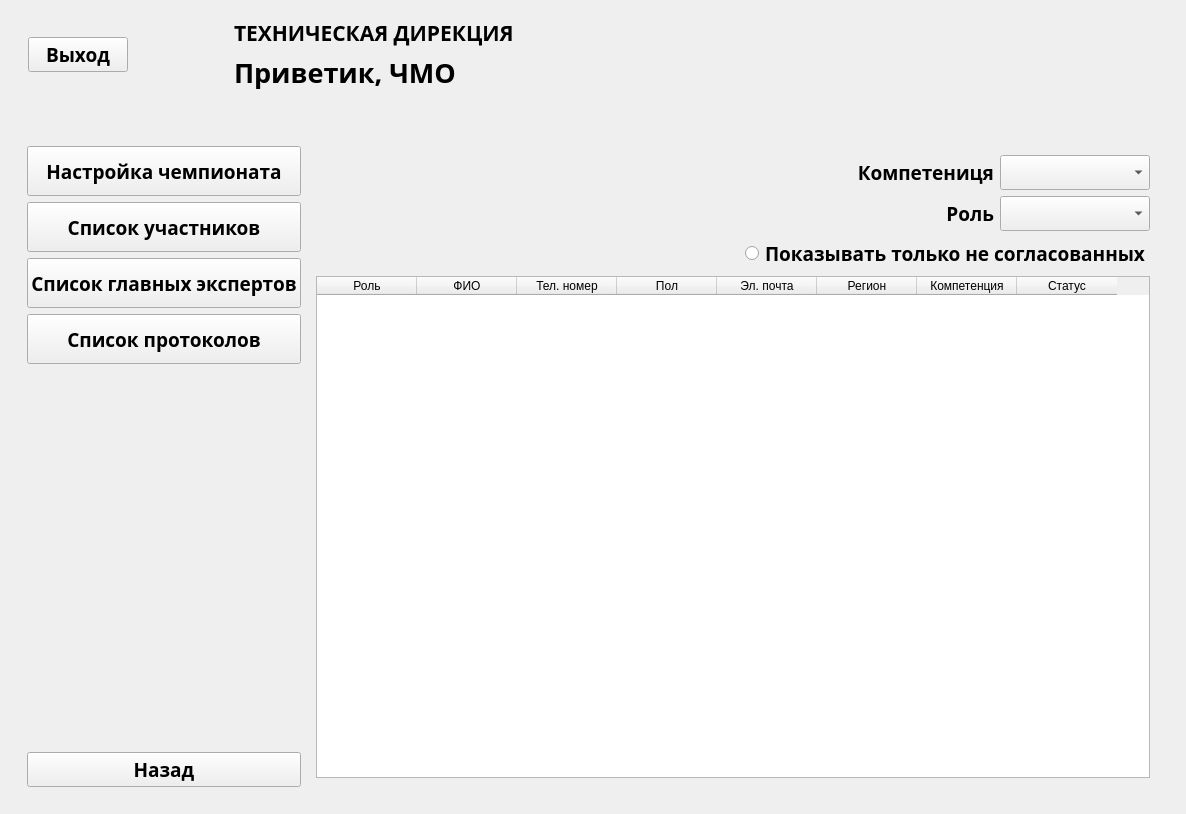
Above: OrganizeForm.ui from faryek/KARELLO before the change. Below: the same form after it.
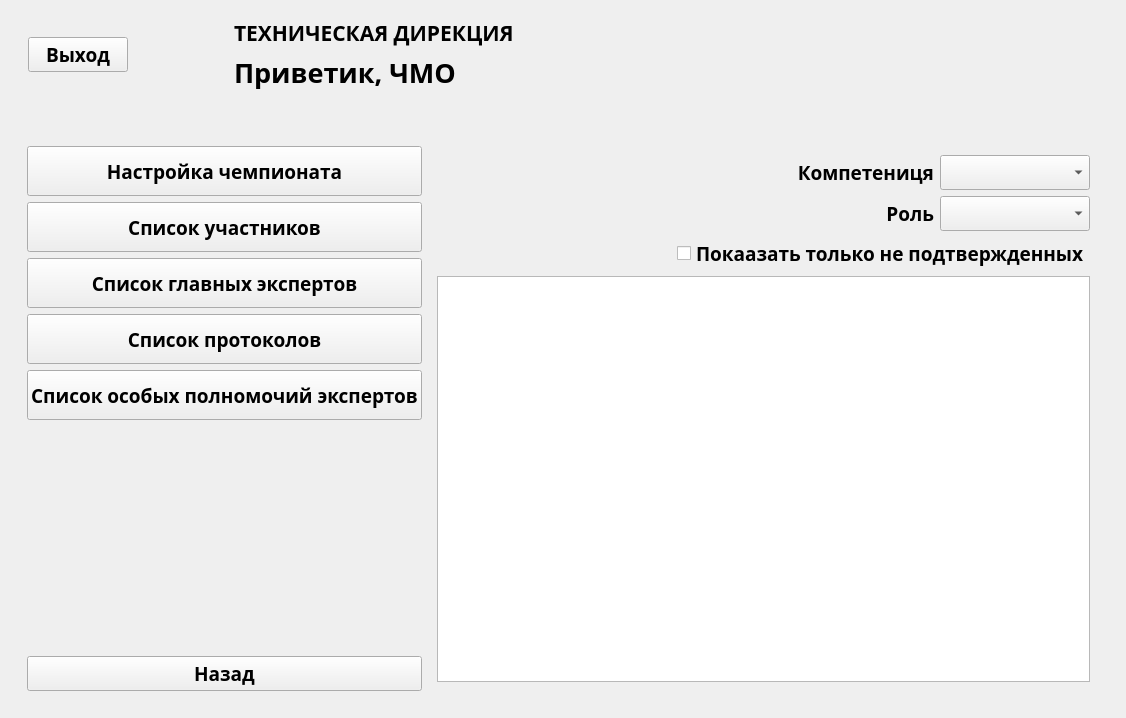
That is the form after the change. The open tabs and pages were chosen to show the change. Icons and pictures are not drawn.

```diff
--- a/OrganizeForm.ui
+++ b/OrganizeForm.ui
@@ -6,8 +6,8 @@
    <rect>
     <x>0</x>
     <y>0</y>
-    <width>1186</width>
-    <height>814</height>
+    <width>1126</width>
+    <height>718</height>
    </rect>
   </property>
   <property name="windowTitle">
@@ -485,6 +485,7 @@
                    <font>
                     <family>Akrobat SemiBold</family>
                     <pointsize>14</pointsize>
+                    <weight>75</weight>
                     <bold>true</bold>
                    </font>
                   </property>
@@ -505,6 +506,7 @@
                    <font>
                     <family>Akrobat SemiBold</family>
                     <pointsize>14</pointsize>
+                    <weight>75</weight>
                     <bold>true</bold>
                    </font>
                   </property>
@@ -525,6 +527,7 @@
                    <font>
                     <family>Akrobat SemiBold</family>
                     <pointsize>14</pointsize>
+                    <weight>75</weight>
                     <bold>true</bold>
                    </font>
                   </property>
@@ -545,6 +548,7 @@
                    <font>
                     <family>Akrobat SemiBold</family>
                     <pointsize>14</pointsize>
+                    <weight>75</weight>
                     <bold>true</bold>
                    </font>
                   </property>
@@ -553,6 +557,27 @@
                   </property>
                  </widget>
                 </item>
+                <item>
+                 <widget class="QPushButton" name="permissionButton">
+                  <property name="minimumSize">
+                   <size>
+                    <width>250</width>
+                    <height>50</height>
+                   </size>
+                  </property>
+                  <property name="font">
+                   <font>
+                    <family>Akrobat SemiBold</family>
+                    <pointsize>14</pointsize>
+                    <weight>75</weight>
+                    <bold>true</bold>
+                   </font>
+                  </property>
+                  <property name="text">
+                   <string>Список особых полномочий экспертов</string>
+                  </property>
+                 </widget>
+                </item>
                 <item>
                  <spacer name="verticalSpacer_5">
                   <property name="orientation">
@@ -581,6 +606,7 @@
                    <font>
                     <family>Akrobat SemiBold</family>
                     <pointsize>14</pointsize>
+                    <weight>75</weight>
                     <bold>true</bold>
                    </font>
                   </property>
@@ -875,6 +901,7 @@
                            <font>
                             <family>Akrobat SemiBold</family>
                             <pointsize>14</pointsize>
+                            <weight>75</weight>
                             <bold>true</bold>
                            </font>
                           </property>
@@ -904,6 +931,7 @@
                            <font>
                             <family>Akrobat SemiBold</family>
                             <pointsize>14</pointsize>
+                            <weight>75</weight>
                             <bold>true</bold>
                            </font>
                           </property>
@@ -944,6 +972,7 @@
                            <font>
                             <family>Akrobat SemiBold</family>
                             <pointsize>14</pointsize>
+                            <weight>75</weight>
                             <bold>true</bold>
                            </font>
                           </property>
@@ -973,6 +1002,7 @@
                            <font>
                             <family>Akrobat SemiBold</family>
                             <pointsize>14</pointsize>
+                            <weight>75</weight>
                             <bold>true</bold>
                            </font>
                           </property>
@@ -996,16 +1026,23 @@
                          </spacer>
                         </item>
                         <item>
-                         <widget class="QRadioButton" name="showUnknownCheck">
+                         <widget class="QCheckBox" name="showUnknownCheck">
+                          <property name="sizePolicy">
+                           <sizepolicy hsizetype="Fixed" vsizetype="Fixed">
+                            <horstretch>0</horstretch>
+                            <verstretch>0</verstretch>
+                           </sizepolicy>
+                          </property>
                           <property name="font">
                            <font>
                             <family>Akrobat SemiBold</family>
                             <pointsize>14</pointsize>
+                            <weight>75</weight>
                             <bold>true</bold>
                            </font>
                           </property>
                           <property name="text">
-                           <string>Показывать только не согласованных</string>
+                           <string>Покаазать только не подтвержденных</string>
                           </property>
                          </widget>
                         </item>
@@ -1016,48 +1053,7 @@
                    </layout>
                   </item>
                   <item>
-                   <widget class="QTableWidget" name="memberTable">
-                    <column>
-                     <property name="text">
-                      <string>Роль</string>
-                     </property>
-                    </column>
-                    <column>
-                     <property name="text">
-                      <string>ФИО</string>
-                     </property>
-                    </column>
-                    <column>
-                     <property name="text">
-                      <string>Тел. номер</string>
-                     </property>
-                    </column>
-                    <column>
-                     <property name="text">
-                      <string>Пол</string>
-                     </property>
-                    </column>
-                    <column>
-                     <property name="text">
-                      <string>Эл. почта</string>
-                     </property>
-                    </column>
-                    <column>
-                     <property name="text">
-                      <string>Регион</string>
-                     </property>
-                    </column>
-                    <column>
-                     <property name="text">
-                      <string>Компетенция</string>
-                     </property>
-                    </column>
-                    <column>
-                     <property name="text">
-                      <string>Статус</string>
-                     </property>
-                    </column>
-                   </widget>
+                   <widget class="QTableWidget" name="memberTable"/>
                   </item>
                  </layout>
                 </widget>
```
Left out of the diff: 321 changed lines with no effect on the pictures.
